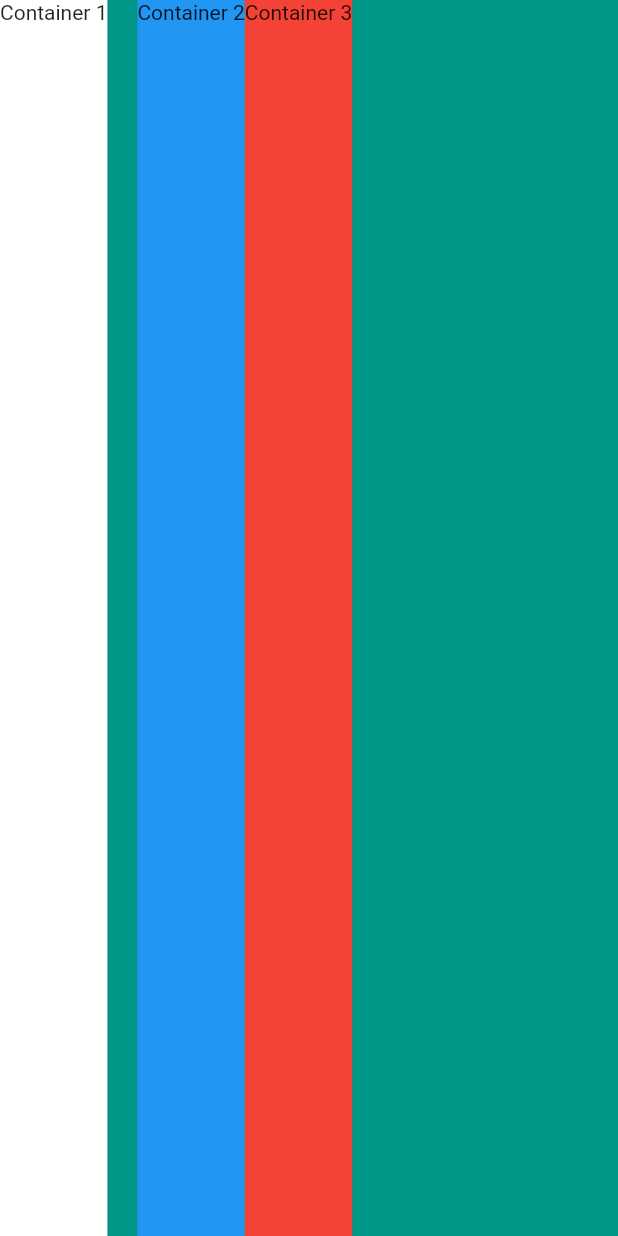
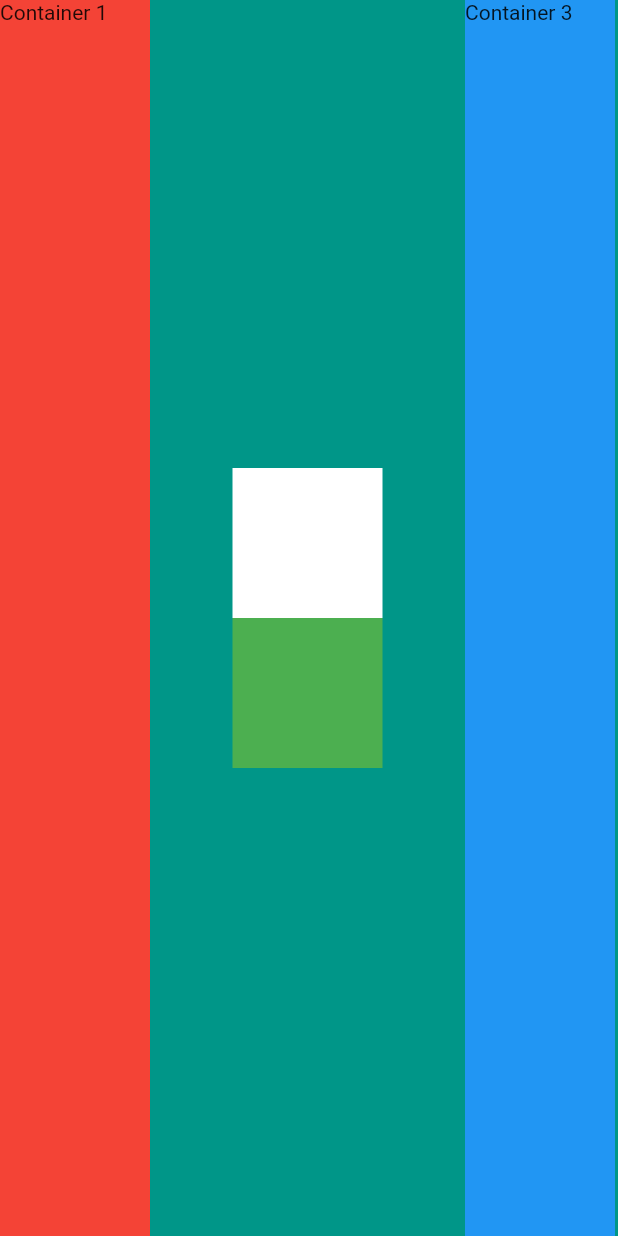
Before and after one commit to appmath/mi_card_flutter, a Flutter app: the screen it shows after launch, on a phone screen of 412 x 824 dp. Run offline on Flutter 3.47's test engine with Material 2 defaults, Android fonts, the phone set to English and light mode, and no system bars.

Commit message:
Finished the challenge

```diff
--- a/lib/main.dart
+++ b/lib/main.dart
@@ -1,3 +1,4 @@
+import 'package:flutter/cupertino.dart';
 import 'package:flutter/material.dart';
 
 void main() {
@@ -15,18 +16,32 @@ class MyApp extends StatelessWidget {
           crossAxisAlignment: CrossAxisAlignment.stretch,
           children: [
             Container(
-              color: Colors.white,
+              width: 100,
+              color: Colors.red,
               child: Text('Container 1'),
             ),
-            SizedBox(
-              width: 20,
-            ),
             Container(
+                margin: new EdgeInsets.all(55.00),
+                color: Colors.teal,
+                child: Column(
+                  crossAxisAlignment: CrossAxisAlignment.center,
+                  mainAxisAlignment: MainAxisAlignment.center,
+                  children: [
+                    Container(
+                      width: 100,
+                      height: 100,
+                      color: Colors.white,
+                    ),
+                    Container(
+                      width: 100,
+                      height: 100,
+                      color: Colors.green,
+                    ),
+                  ],
+                )),
+            Container(
+              width: 100,
               color: Colors.blue,
-              child: Text('Container 2'),
-            ),
-            Container(
-              color: Colors.red,
               child: Text('Container 3'),
             ),
           ],
```
